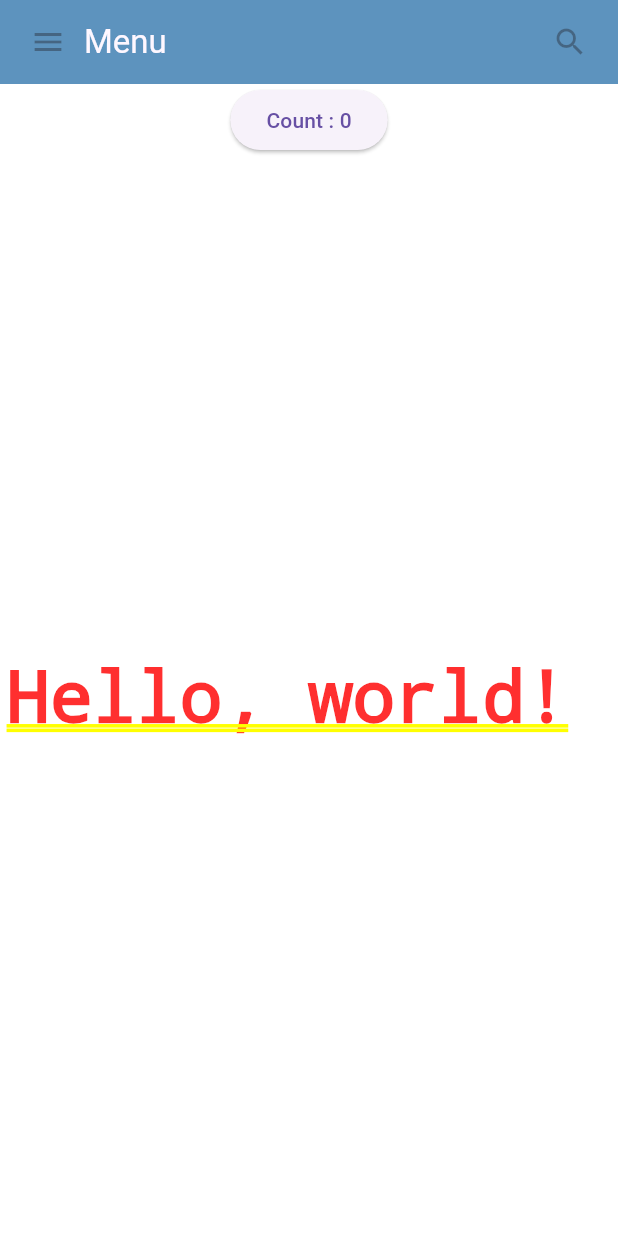
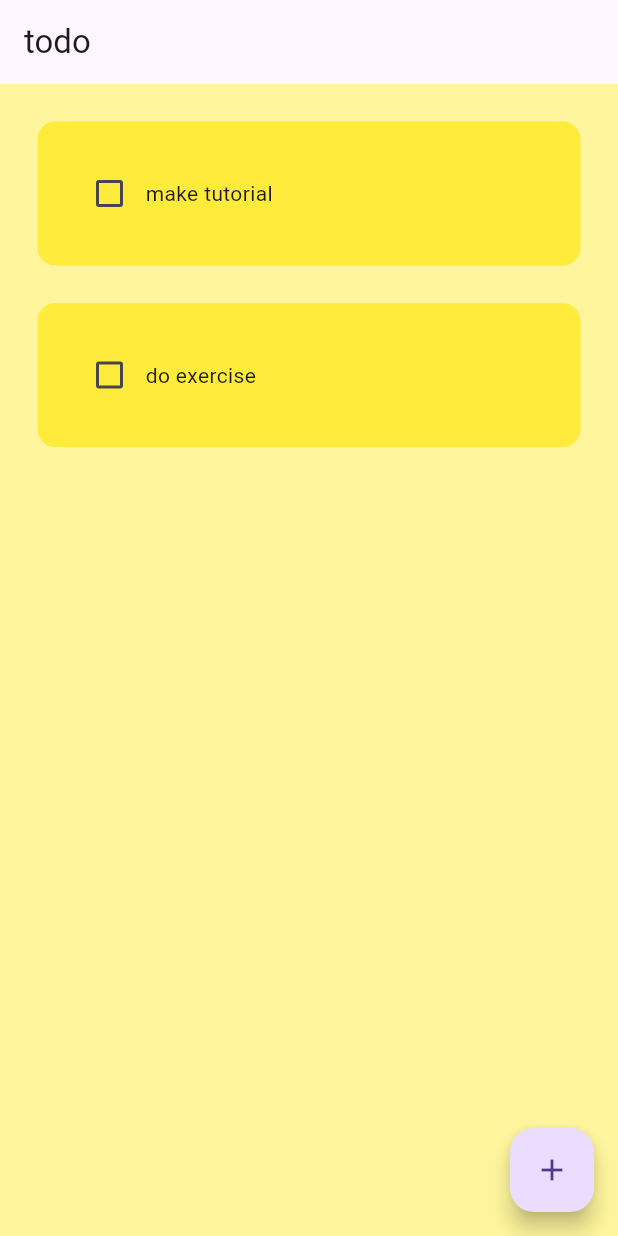
Before and after one commit to ApurbaCD/Flutter_Work_Lab_3162, a Flutter app: the screen it shows after launch, on a phone screen of 412 x 824 dp. Run offline on Flutter 3.47's test engine with Material 3 defaults, Android fonts, the phone set to English and light mode, and no system bars.

Commit message:
create the home page for todo app

```diff
--- /dev/null
+++ b/first_app/lib/home_page.dart
@@ -0,0 +1,31 @@
+import 'package:flutter/material.dart';
+
+class HomePage extends StatefulWidget {
+  const HomePage({super.key});
+
+  @override
+  _HomePageState createState() => _HomePageState();
+}
+
+class _HomePageState extends State<HomePage> {
+
+  @override
+  Widget build(BuildContext context) {
+
+    return Scaffold(
+      backgroundColor: Colors.yellow,
+      appBar: AppBar(
+        title: Text('fluter cointainer'),
+      ),
+      body:Center(
+        child:Container(
+        width: 250,
+        height: 50,
+        color:Colors.limeAccent,
+        child: Center(child: Text('hello guys',style:TextStyle(fontSize: 30))),
+      ),
+      )
+
+    );
+  }
+}
--- a/first_app/lib/main.dart
+++ b/first_app/lib/main.dart
@@ -1,99 +1,139 @@
+import 'dart:math';
+
 import 'package:flutter/material.dart';
+import 'package:flutter/widgets.dart';
 
-
-void main() {
-  runApp(
-    const MaterialApp(
-      title: 'My app', // used by the OS task switcher
-      home: SafeArea(
-        child: MyScaffold(),
-      ),
-    ),
-  );
+void main(){
+  runApp(const MyApp());
 }
 
-class MyScaffold extends StatefulWidget {
-  const MyScaffold({super.key});
+class MyApp extends StatelessWidget{
+  const MyApp({super.key});
+  @override
+  Widget build(BuildContext context) {
+    return MaterialApp(
+      debugShowCheckedModeBanner: false,
+      home: HomePage(),
+      theme: ThemeData(primarySwatch: Colors.yellow),
+    );
+  }
+}
+class HomePage extends StatefulWidget {
+  const HomePage({super.key});
 
   @override
-  State<MyScaffold> createState() => _MyScaffoldState();
+  _HomePageState createState() => _HomePageState();
 }
 
-class _MyScaffoldState extends State<MyScaffold> {
-  int cnt=0;
-  void incre(){
+class _HomePageState extends State<HomePage> {
+  //list of todo tasks
+  List toDoList=[
+    ['make tutorial',false],
+    ['do exercise',false],
+  ];
+  //checkbox was tapped
+  void checkboxchanged( bool? value , index){
     setState(() {
-      cnt++;
+      toDoList[index][1]=!toDoList[index][1];
     });
   }
+  void createNewTask(){
+    showDialog(
+      context: context,
+      builder: (context){
+        return DialogBox();
+      },
+      );
+  }
+
   @override
   Widget build(BuildContext context) {
 
-    // Material is a conceptual piece
-    // of paper on which the UI appears.
-    return Column(
-
-      // Column is a vertical, linear layout.
-        children: [
-          MyAppBar(
-            title: Text(
-              'Menu',
-              style: Theme.of(context) //
-                  .primaryTextTheme
-                  .titleLarge,
-            ),
-          ),
-            ElevatedButton(
-            onPressed:incre,
-            // icon:Icon(Icons.add),
-            child : Text('Count : $cnt'),
-            ),
-          const Expanded(
-            child: Center(
-              child: Text('Hello, world! '),
-            ),
-          ),
-
-        ],
+    return Scaffold(
+      backgroundColor: Colors.yellow[200],
+      appBar: AppBar(
+        title: Text('todo '),
+        elevation: 0,
+      ),
+      floatingActionButton:FloatingActionButton(
+        onPressed:createNewTask,
+        child: Icon(Icons.add),
+      ),
+      body:ListView.builder(
+        itemCount: toDoList.length,
+        itemBuilder:(context, index){
+          return ToDoList(taskName: toDoList[index][0],
+          taskCompleted: toDoList[index][1],
+          onChange: (value)=>checkboxchanged(value,index),
+          );
+        },
+      )
     );
   }
 }
 
+class ToDoList extends StatelessWidget {
+  final String taskName;
+  final bool taskCompleted;
+  Function(bool?)? onChange;
 
-class MyAppBar extends StatelessWidget {
-  const MyAppBar({required this.title, super.key});
+  ToDoList({
+    super.key,
+    required this.taskName,
+    required this.taskCompleted,
+    required this.onChange,
+    });
 
-  // Fields in a Widget subclass are always marked "final".
-
-  final Widget title;
-
-  @override
-  Widget build(BuildContext context) {
-    return Container(
-      height: 56, // in logical pixels
-      padding: const EdgeInsets.symmetric(horizontal: 8),
-      decoration: BoxDecoration(color: Color.fromARGB(255, 93, 147, 190)),
-      // Row is a horizontal, linear layout.
-      child: Row(
-        children: [
-          const IconButton(
-            icon: Icon(Icons.menu),
-            tooltip: 'Navigation menu',
-            onPressed: null, // null disables the button
+  Widget build(BuildContext context){
+    return Padding(
+      padding: const EdgeInsets.only(left: 25.0,right: 25.0,top: 25.0),
+      child: Container(
+        padding: EdgeInsets.all(24),
+        decoration: BoxDecoration(
+          color: Colors.yellow,
+          borderRadius: BorderRadius.circular(12)
           ),
-          // Expanded expands its child
-          // to fill the available space.
-          Expanded(
-            child: title,
-          ),
-          const IconButton(
-            icon: Icon(Icons.search),
-            tooltip: 'Search',
-            onPressed: null,
-          ),
-
-        ],
+        child: Row(
+          children: [
+            //checkbox
+            Checkbox(
+              value: taskCompleted,
+              onChanged: onChange,
+              activeColor: Colors.black,
+              ),
+            //task name
+            Text(
+              taskName,
+              style: TextStyle(decoration:  taskCompleted? TextDecoration.lineThrough :TextDecoration.none),
+              ),
+          ],
+        ),
       ),
     );
   }
 }
+ class DialogBox extends StatelessWidget{
+  const DialogBox({super.key});
+  @override
+  Widget build(BuildContext context) {
+    return AlertDialog(
+      backgroundColor: Colors.yellow[300],
+      content:Container(
+        height: 120,
+        child: Column(
+          children: [
+            TextField(
+              decoration: InputDecoration(
+                border:OutlineInputBorder(),
+                hintText: 'Add a new task',
+                ),
+            ),
+            Row(children: [
+
+            ],)
+          ],
+        ),
+        ),
+    );
+  }
+ }
--- a/first_app/pubspec.yaml
+++ b/first_app/pubspec.yaml
@@ -59,9 +59,8 @@ flutter:
   uses-material-design: true
 
   # To add assets to your application, add an assets section, like this:
-  # assets:
-  #   - images/a_dot_burr.jpeg
-  #   - images/a_dot_ham.jpeg
+  assets:
+    - assets/images/
 
   # An image asset can refer to one or more resolution-specific "variants", see
   # https://flutter.dev/assets-and-images/#resolution-aware
```
Also changed, not shown: 1 other file.
